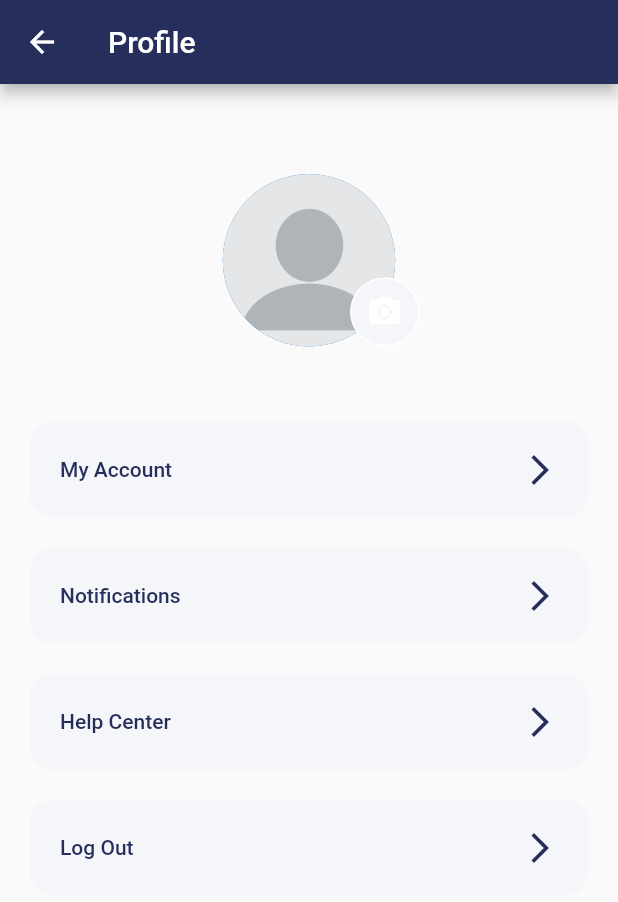
After one commit to eugencic/tracking-app, a Flutter app: the ActivityHistory screen opened by its route, after a tap on the "person" icon, on a phone screen of 412 x 824 dp. The commit adds this screen. Shown: the top 902 px of the screen. Run offline on Flutter 3.47's test engine with Material 2 defaults, Android fonts, the phone set to English and light mode, and no system bars; our stand-ins replace cloud_firestore, firebase_auth, firebase_core, flutter_svg, fluttertoast, stop_watch_timer; accounts and stored records are empty; network calls fail.

Commit message:
Fix signup page and add profile page

```diff
--- a/lib/pages/logout.dart
+++ b/lib/pages/logout.dart
@@ -27,7 +27,7 @@ class LogoutPage extends StatelessWidget {
                     height: 20,
                   ),
                   Text(
-                    "Are you sure to leave?",
+                    "Do you want to exit?",
                     style: TextStyle(
                       fontWeight: FontWeight.bold,
                       fontSize: 30,
@@ -51,6 +51,27 @@ class LogoutPage extends StatelessWidget {
                   MaterialButton(
                     minWidth: double.infinity,
                     height: 60,
+                    onPressed: () async {
+                      await authService.signOut();
+                      Navigator.push(context, MaterialPageRoute(builder: (context) => Wrapper()));
+                    },
+                    color: Color(0xff262e5b),
+                    shape: RoundedRectangleBorder(
+                        borderRadius: BorderRadius.circular(50)
+                    ),
+                    child: Text(
+                      "Yes",
+                      style: TextStyle(
+                          color: Colors.white,
+                          fontWeight: FontWeight.w600,
+                          fontSize: 18
+                      ),
+                    ),
+                  ),
+                  SizedBox(height:20),
+                  MaterialButton(
+                    minWidth: double.infinity,
+                    height: 60,
                     onPressed: () {
                       Navigator.push(context, MaterialPageRoute(builder: (context) => Home()));
                     },
@@ -68,28 +89,6 @@ class LogoutPage extends StatelessWidget {
                       ),
                     ),
                   ),
-                  // creating the signup button
-                  SizedBox(height:20),
-                  MaterialButton(
-                    minWidth: double.infinity,
-                    height: 60,
-                    onPressed: () async {
-                      await authService.signOut();
-                      Navigator.push(context, MaterialPageRoute(builder: (context) => Wrapper()));
-                    },
-                    color: Color(0xff262e5b),
-                    shape: RoundedRectangleBorder(
-                        borderRadius: BorderRadius.circular(50)
-                    ),
-                    child: Text(
-                      "Yes",
-                      style: TextStyle(
-                          color: Colors.white,
-                          fontWeight: FontWeight.w600,
-                          fontSize: 18
-                      ),
-                    ),
-                  )
                 ],
               )
             ],
--- /dev/null
+++ b/lib/pages/profile/components/body.dart
@@ -0,0 +1,47 @@
+import 'package:flutter/material.dart';
+
+import '../../../widgets/bottom_navigation.dart';
+import '../../logout.dart';
+import 'profile_menu.dart';
+import 'profile_pic.dart';
+
+class Body extends StatelessWidget {
+  @override
+  Widget build(BuildContext context) {
+    return SingleChildScrollView(
+      padding: EdgeInsets.symmetric(vertical: 20),
+      child: Column(
+        children: [
+          SizedBox(height: 40),
+          ProfilePic(),
+          SizedBox(height: 40),
+          ProfileMenu(
+            text: "My Account",
+            icon: '',
+            press: () => {},
+          ),
+          ProfileMenu(
+            text: "Notifications",
+            icon: '',
+            press: () {},
+          ),
+          ProfileMenu(
+            text: "Help Center",
+            icon: '',
+            press: () {},
+          ),
+          ProfileMenu(
+            text: "Log Out",
+            icon: '',
+            press: () {
+              Navigator.push(
+                  context, MaterialPageRoute(builder: (context) => LogoutPage()));
+            },
+          ),
+          //SizedBox(height: 75),
+          //BottomNavigation(),
+        ],
+      ),
+    );
+  }
+}
--- /dev/null
+++ b/lib/pages/profile/components/profile_menu.dart
@@ -0,0 +1,38 @@
+import 'package:flutter/material.dart';
+import 'package:flutter_svg/flutter_svg.dart';
+
+import '../../../constants.dart';
+
+class ProfileMenu extends StatelessWidget {
+  const ProfileMenu({
+    Key? key,
+    required this.text,
+    required this.icon,
+    this.press,
+  }) : super(key: key);
+
+  final String text, icon;
+  final VoidCallback? press;
+
+  @override
+  Widget build(BuildContext context) {
+    return Padding(
+      padding: EdgeInsets.symmetric(horizontal: 20, vertical: 10),
+      child: TextButton(
+        style: TextButton.styleFrom(
+          primary: Color(0xff262e5b),
+          padding: EdgeInsets.all(20),
+          shape: RoundedRectangleBorder(borderRadius: BorderRadius.circular(15)),
+          backgroundColor: Color(0xFFF5F6F9),
+        ),
+        onPressed: press,
+        child: Row(
+          children: [
+            Expanded(child: Text(text)),
+            Icon(Icons.arrow_forward_ios),
+          ],
+        ),
+      ),
+    );
+  }
+}
--- /dev/null
+++ b/lib/pages/profile/components/profile_pic.dart
@@ -0,0 +1,45 @@
+import 'package:flutter/material.dart';
+import 'package:flutter_svg/flutter_svg.dart';
+
+class ProfilePic extends StatelessWidget {
+  const ProfilePic({
+    Key? key,
+  }) : super(key: key);
+
+  @override
+  Widget build(BuildContext context) {
+    return SizedBox(
+      height: 115,
+      width: 115,
+      child: Stack(
+        fit: StackFit.expand,
+        clipBehavior: Clip.none,
+        children: [
+          CircleAvatar(
+            backgroundImage: AssetImage("assets/blank_profile_picture.jpg"),
+          ),
+          Positioned(
+            right: -16,
+            bottom: 0,
+            child: SizedBox(
+              height: 46,
+              width: 46,
+              child: TextButton(
+                style: TextButton.styleFrom(
+                  shape: RoundedRectangleBorder(
+                    borderRadius: BorderRadius.circular(50),
+                    side: BorderSide(color: Colors.white),
+                  ),
+                  primary: Colors.white,
+                  backgroundColor: Color(0xFFF5F6F9),
+                ),
+                onPressed: () {},
+                child: Icon(Icons.camera_alt),
+              ),
+            ),
+          )
+        ],
+      ),
+    );
+  }
+}
--- /dev/null
+++ b/lib/pages/profile/profile_screen.dart
@@ -0,0 +1,20 @@
+import 'package:flutter/material.dart';
+//import 'package:tracking/components/coustom_bottom_nav_bar.dart';
+//import 'package:shop_app/enums.dart';
+
+import 'components/body.dart';
+
+class ProfileScreen extends StatelessWidget {
+  static String routeName = "/profile";
+  const ProfileScreen({Key? key}) : super(key: key);
+  @override
+  Widget build(BuildContext context) {
+    return Scaffold(
+      appBar: AppBar(
+        title: Text("Profile"),
+        backgroundColor: Color(0xff262e5b),
+      ),
+      body: Body(),
+    );
+  }
+}
--- a/lib/pages/signup.dart
+++ b/lib/pages/signup.dart
@@ -66,6 +66,24 @@ class SignupPage extends StatelessWidget {
                   Padding(
                     padding: const EdgeInsets.all(8.0),
                     child: TextField(
+                      // controller: ,
+                      decoration: InputDecoration(
+                          labelText: "First Name"
+                      ),
+                    ),
+                  ),
+                  Padding(
+                    padding: const EdgeInsets.all(8.0),
+                    child: TextField(
+                      // controller: ,
+                      decoration: InputDecoration(
+                          labelText: "Last Name"
+                      ),
+                    ),
+                  ),
+                  Padding(
+                    padding: const EdgeInsets.all(8.0),
+                    child: TextField(
                       controller: emailController,
                       decoration: InputDecoration(
                           labelText: "Email"
@@ -111,8 +129,8 @@ class SignupPage extends StatelessWidget {
 
                     db.collection('users').doc(uid.toString())
                         .set({
-                    'first_name': "Johny",
-                    'last_name': "Depp",
+                    'first_name': "Jana",
+                    'last_name': "Popa",
                     'age': 50,
                     'isDeleted':false,
                     'isBlocked':false,
--- a/lib/widgets/bottom_navigation.dart
+++ b/lib/widgets/bottom_navigation.dart
@@ -6,6 +6,7 @@ import 'package:provider/provider.dart';
 import 'package:tracking_app/pages/choose_activity/on_activity.dart';
 import 'package:tracking_app/pages/choose_activity/widgets/timer.dart';
 import 'package:tracking_app/pages/logout.dart';
+import 'package:tracking_app/pages/profile/profile_screen.dart';
 import '../pages/choose_activity/choose_activity.dart';
 import '../services/auth_service.dart';
 
@@ -43,15 +44,15 @@ class BottomNavigation extends StatelessWidget {
               },
               child: Icon(Icons.add_circle, size: 40)),
           GestureDetector(
-              onTap: () async {
-                // Navigator.push(
-                //     context, MaterialPageRoute(builder: (context) => OnActivity()));
-              },
+              /*onTap: () async {
+                Navigator.push(
+                    context, MaterialPageRoute(builder: (context) => LogoutPage()));
+              },*/
               child: Icon(Icons.settings, size: 30)),
           GestureDetector(
               onTap: () async {
                 Navigator.push(
-                    context, MaterialPageRoute(builder: (context) => LogoutPage()));
+                    context, MaterialPageRoute(builder: (context) => ProfileScreen()));
               }
             /*onTap: () async {
               await authService.signOut();
```
